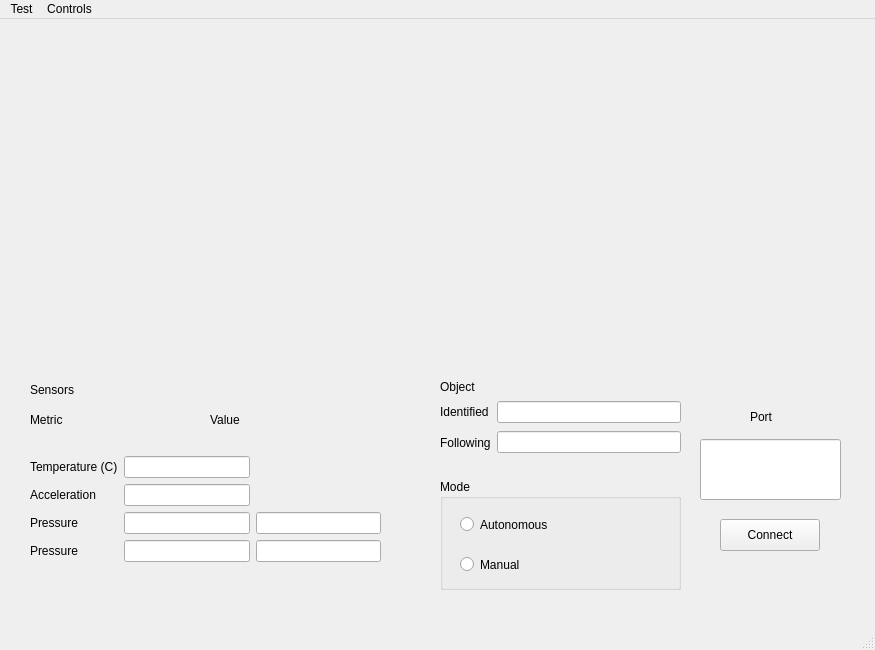
Above: mainwindow.ui from kevinab25/vine-robot before the change. Below: the same form after it.
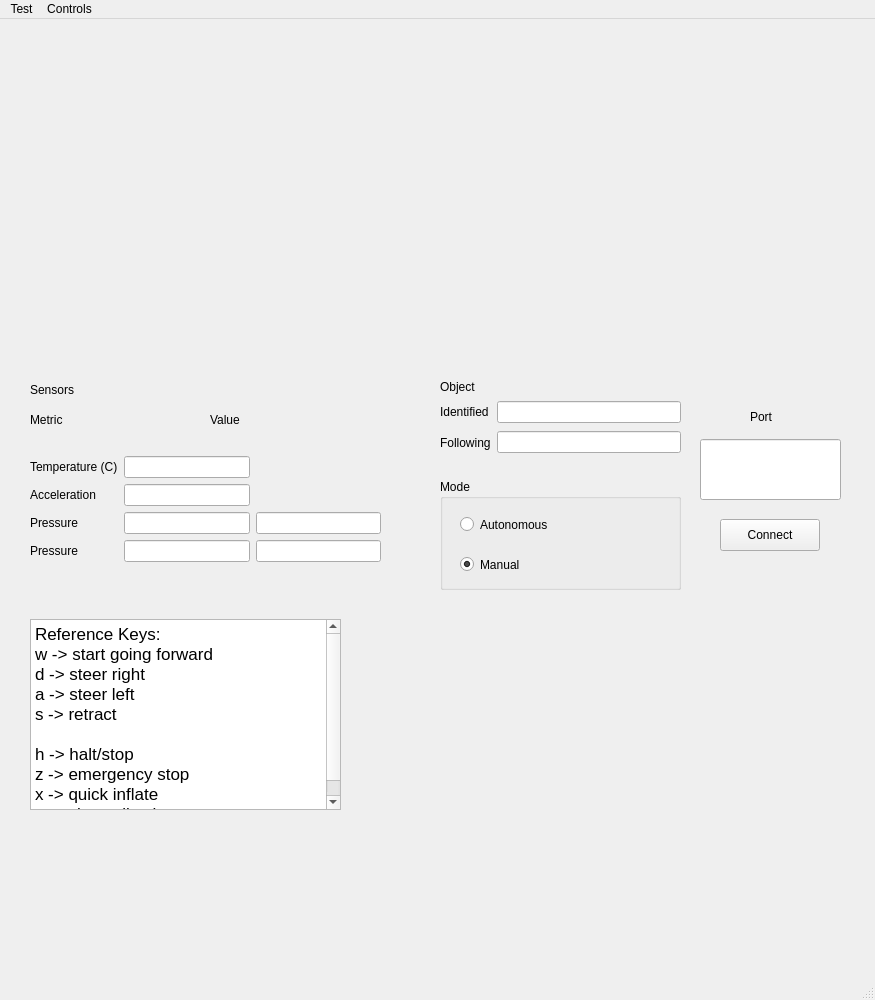
That is the form after the change. Icons and pictures are not drawn.

```diff
--- a/mainwindow.ui
+++ b/mainwindow.ui
@@ -7,7 +7,7 @@
     <x>0</x>
     <y>0</y>
     <width>875</width>
-    <height>650</height>
+    <height>1000</height>
    </rect>
   </property>
   <property name="minimumSize">
@@ -242,6 +242,9 @@
       <property name="text">
        <string>Manual</string>
       </property>
+      <property name="checked">
+       <bool>true</bool>
+      </property>
      </widget>
     </widget>
     <widget class="QLabel" name="metric_label">
@@ -313,6 +316,33 @@
      </property>
     </widget>
    </widget>
+   <widget class="QTextEdit" name="textEdit">
+    <property name="geometry">
+     <rect>
+      <x>30</x>
+      <y>600</y>
+      <width>311</width>
+      <height>191</height>
+     </rect>
+    </property>
+    <property name="html">
+     <string>&lt;!DOCTYPE HTML PUBLIC &quot;-//W3C//DTD HTML 4.0//EN&quot; &quot;http://www.w3.org/TR/REC-html40/strict.dtd&quot;&gt;
+&lt;html&gt;&lt;head&gt;&lt;meta name=&quot;qrichtext&quot; content=&quot;1&quot; /&gt;&lt;meta charset=&quot;utf-8&quot; /&gt;&lt;style type=&quot;text/css&quot;&gt;
+p, li { white-space: pre-wrap; }
+hr { height: 1px; border-width: 0; }
+&lt;/style&gt;&lt;/head&gt;&lt;body style=&quot; font-family:'.AppleSystemUIFont'; font-size:13pt; font-weight:400; font-style:normal;&quot;&gt;
+&lt;p style=&quot; margin-top:0px; margin-bottom:0px; margin-left:0px; margin-right:0px; -qt-block-indent:0; text-indent:0px;&quot;&gt;Reference Keys:&lt;/p&gt;
+&lt;p style=&quot; margin-top:0px; margin-bottom:0px; margin-left:0px; margin-right:0px; -qt-block-indent:0; text-indent:0px;&quot;&gt;w -&amp;gt; start going forward&lt;/p&gt;
+&lt;p style=&quot; margin-top:0px; margin-bottom:0px; margin-left:0px; margin-right:0px; -qt-block-indent:0; text-indent:0px;&quot;&gt;d -&amp;gt; steer right&lt;/p&gt;
+&lt;p style=&quot; margin-top:0px; margin-bottom:0px; margin-left:0px; margin-right:0px; -qt-block-indent:0; text-indent:0px;&quot;&gt;a -&amp;gt; steer left&lt;/p&gt;
+&lt;p style=&quot; margin-top:0px; margin-bottom:0px; margin-left:0px; margin-right:0px; -qt-block-indent:0; text-indent:0px;&quot;&gt;s -&amp;gt; retract&lt;/p&gt;
+&lt;p style=&quot;-qt-paragraph-type:empty; margin-top:0px; margin-bottom:0px; margin-left:0px; margin-right:0px; -qt-block-indent:0; text-indent:0px;&quot;&gt;&lt;br /&gt;&lt;/p&gt;
+&lt;p style=&quot; margin-top:0px; margin-bottom:0px; margin-left:0px; margin-right:0px; -qt-block-indent:0; text-indent:0px;&quot;&gt;h -&amp;gt; halt/stop&lt;/p&gt;
+&lt;p style=&quot; margin-top:0px; margin-bottom:0px; margin-left:0px; margin-right:0px; -qt-block-indent:0; text-indent:0px;&quot;&gt;z -&amp;gt; emergency stop&lt;/p&gt;
+&lt;p style=&quot; margin-top:0px; margin-bottom:0px; margin-left:0px; margin-right:0px; -qt-block-indent:0; text-indent:0px;&quot;&gt;x -&amp;gt; quick inflate&lt;/p&gt;
+&lt;p style=&quot; margin-top:0px; margin-bottom:0px; margin-left:0px; margin-right:0px; -qt-block-indent:0; text-indent:0px;&quot;&gt;c -&amp;gt; close all valves&lt;/p&gt;&lt;/body&gt;&lt;/html&gt;</string>
+    </property>
+   </widget>
   </widget>
   <widget class="QMenuBar" name="menubar">
    <property name="geometry">
```
Left out of the diff: 8 changed lines with no effect on the pictures.
